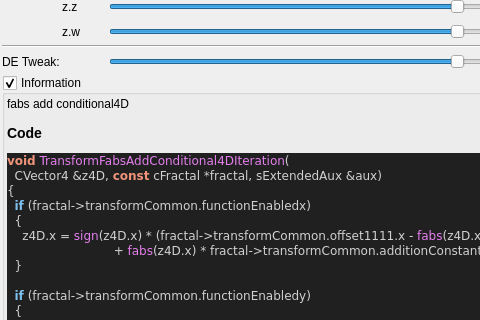
Old version of the form mandelbulber2/qt_data/fractal_transf_fabs_add_conditional4d.ui in the repository buddhi1980/mandelbulber2; both pictures show x 0 to 480 and y 178 to 498 of the 898 by 897 pixel window.
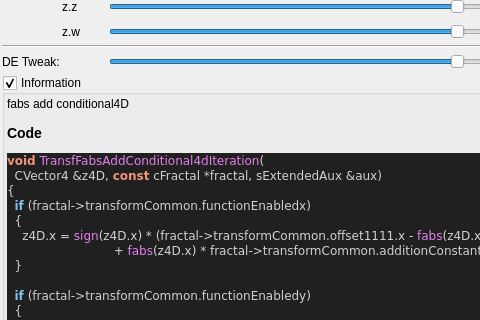
New version of the form. Custom widgets are drawn as their Qt base class.

```diff
--- a/mandelbulber2/qt_data/fractal_transf_fabs_add_conditional4d.ui
+++ b/mandelbulber2/qt_data/fractal_transf_fabs_add_conditional4d.ui
@@ -645,7 +645,7 @@
 &lt;/table&gt;
 &lt;h3&gt;Code&lt;/h3&gt;
 &lt;body style=&quot;background-color:#202020&quot;&gt;
-&lt;pre style=&quot;color:#d0d0d0; background-color:#202020;  font-family:'Courier New',monospace;&quot;&gt;&lt;span style=&quot;color:#f09479; font-weight:bold&quot;&gt;void&lt;/span&gt; &lt;span style=&quot;color:#e47eed&quot;&gt;TransformFabsAddConditional4DIteration&lt;/span&gt;&lt;span style=&quot;color:#d0d0d0&quot;&gt;(&lt;/span&gt;
+&lt;pre style=&quot;color:#d0d0d0; background-color:#202020;  font-family:'Courier New',monospace;&quot;&gt;&lt;span style=&quot;color:#f09479; font-weight:bold&quot;&gt;void&lt;/span&gt; &lt;span style=&quot;color:#e47eed&quot;&gt;TransfFabsAddConditional4dIteration&lt;/span&gt;&lt;span style=&quot;color:#d0d0d0&quot;&gt;(&lt;/span&gt;
   CVector4 &lt;span style=&quot;color:#d0d0d0&quot;&gt;&amp;amp;&lt;/span&gt;z4D&lt;span style=&quot;color:#d0d0d0&quot;&gt;,&lt;/span&gt; &lt;span style=&quot;color:#f09479; font-weight:bold&quot;&gt;const&lt;/span&gt; cFractal &lt;span style=&quot;color:#d0d0d0&quot;&gt;*&lt;/span&gt;fractal&lt;span style=&quot;color:#d0d0d0&quot;&gt;,&lt;/span&gt; sExtendedAux &lt;span style=&quot;color:#d0d0d0&quot;&gt;&amp;amp;&lt;/span&gt;aux&lt;span style=&quot;color:#d0d0d0&quot;&gt;)&lt;/span&gt;
 &lt;span style=&quot;color:#d0d0d0&quot;&gt;{&lt;/span&gt;
   &lt;span style=&quot;color:#7ec0ee; font-weight:bold&quot;&gt;if&lt;/span&gt; &lt;span style=&quot;color:#d0d0d0&quot;&gt;(&lt;/span&gt;fractal&lt;span style=&quot;color:#d0d0d0&quot;&gt;-&amp;gt;&lt;/span&gt;transformCommon&lt;span style=&quot;color:#d0d0d0&quot;&gt;.&lt;/span&gt;functionEnabledx&lt;span style=&quot;color:#d0d0d0&quot;&gt;)&lt;/span&gt;
```
Left out of the diff: 4 changed lines with no effect on the pictures.
